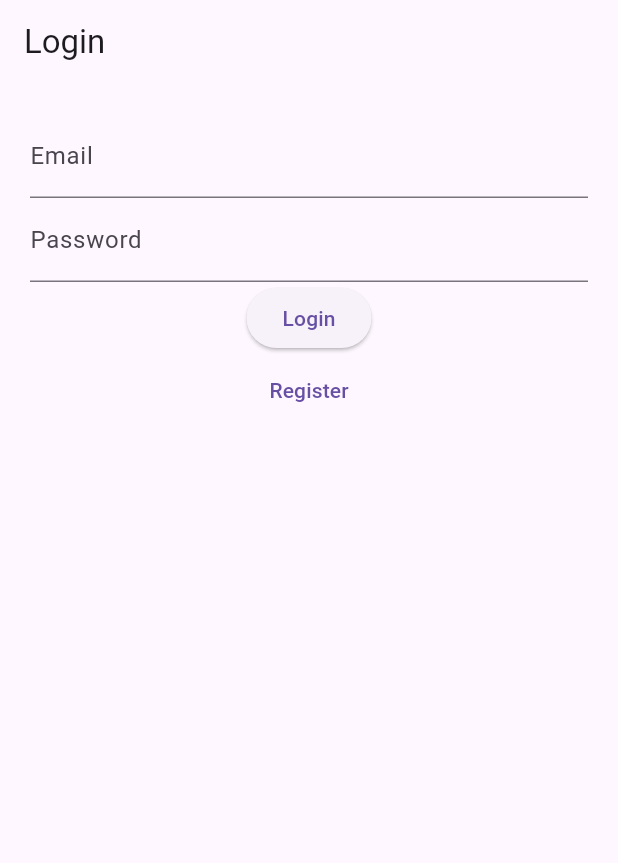
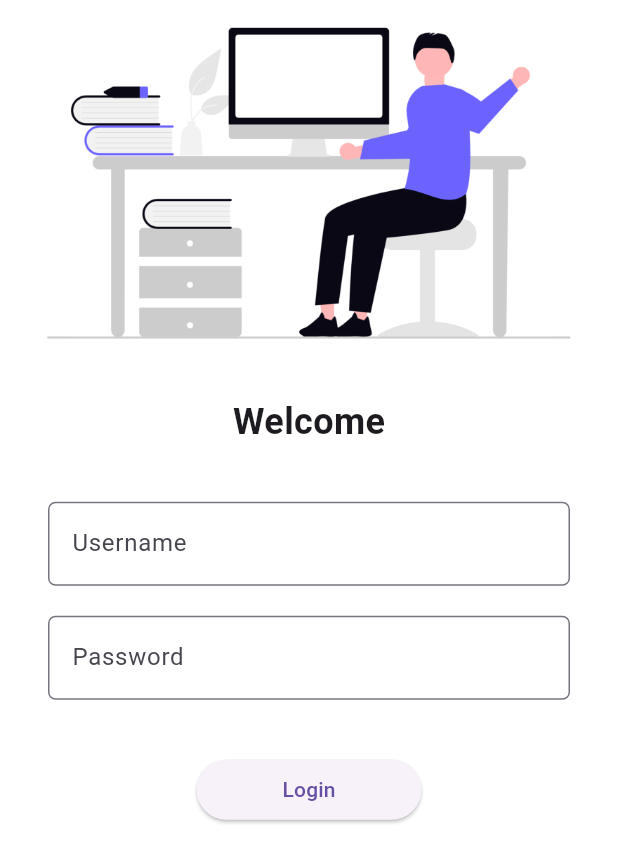
Before and after one commit to parshav42/nots, a Flutter app: the screen it shows after launch, on a phone screen of 412 x 824 dp. Shown: the top 863 px of the screen. Run offline on Flutter 3.47's test engine with Material 3 defaults, Android fonts, the phone set to English and light mode, and no system bars; our stand-ins replace cloud_firestore, firebase_auth, firebase_core, google_fonts; accounts and stored records are empty.

Commit message:
today tsk

```diff
--- a/lib/login_page.dart
+++ b/lib/login_page.dart
@@ -1,53 +1,60 @@
 import 'package:flutter/material.dart';
-import 'package:firebase_auth/firebase_auth.dart';
-import 'notes_page.dart';
-import 'register_page.dart';
 
-class LoginPage extends StatefulWidget {
+
+
+class Loginpage extends StatelessWidget{
 @override
-  State<LoginPage> createState() => _LoginPageState();
-}
+Widget build(BuildContext context){
+return Material(
+  color: Colors.white,
+  child:SingleChildScrollView(
+    child: Column(
 
-class _LoginPageState extends State<LoginPage> {
-  final emailController = TextEditingController();
-  final passwordController = TextEditingController();
-
-  void login() async {
-    try {
-      await FirebaseAuth.instance.signInWithEmailAndPassword(
-        email: emailController.text.trim(),
-        password: passwordController.text.trim(),
-      );
-      Navigator.pushReplacement(
-        context,
-        MaterialPageRoute(builder: (context) => NotesPage()),
-      );
-    } catch (e) {
-      ScaffoldMessenger.of(context)
-          .showSnackBar(SnackBar(content: Text(e.toString())));
-    }
-  }
-
-  @override
-  Widget build(BuildContext context) {
-    return Scaffold(
-      appBar: AppBar(title: const Text("Login")),
-      body: Padding(
-        padding: const EdgeInsets.all(20),
+      children:[
+      Image.asset('assets/img/login.png' ,fit: BoxFit.cover,),
+      SizedBox(height: 20,),
+      Text('Welcome',
+      style: TextStyle( fontSize: 24,fontWeight: FontWeight.bold),)
+      ,SizedBox(height: 20,),
+      Padding(
+        padding: const EdgeInsets.symmetric(vertical: 16.0,horizontal: 32.0),
         child: Column(
-          children: [
-            TextField(controller: emailController, decoration: InputDecoration(labelText: "Email")),
-            TextField(controller: passwordController, obscureText: true, decoration: InputDecoration(labelText: "Password")),
-            ElevatedButton(onPressed: login, child: const Text("Login")),
-            TextButton(
-              onPressed: () {
-                Navigator.push(context, MaterialPageRoute(builder: (_) => RegisterPage()));
-              },
-              child: const Text("Register"),
-            )
-          ],
+          children: [TextFormField(
+          decoration: InputDecoration(
+            hintText: 'Enter Username',
+            labelText: 'Username',
+            border: OutlineInputBorder(
+              borderRadius: BorderRadius.circular(5.0),
             ),
           ),
+
+
+        ),
+        SizedBox(height: 20,),
+        TextFormField(
+          obscureText: true ,
+          decoration: InputDecoration(
+            hintText: 'Enter Password',
+            labelText: 'Password',
+            border: OutlineInputBorder(
+              borderRadius: BorderRadius.circular(5.0),
+            ),
+          ),
+        )],
+        ),
+      )
+      ,SizedBox(height: 20,),
+      ElevatedButton(
+        child: Text("Login"),
+        style: TextButton.styleFrom(minimumSize: Size(150, 40)),
+        onPressed: () {
+          print("Login button pressed");
+        }
+      )
+      ]
+
+    ),
+  )
 );
 }
 }
--- a/lib/main.dart
+++ b/lib/main.dart
@@ -2,6 +2,7 @@ import 'package:flutter/foundation.dart';  // To detect platform
 import 'package:flutter/material.dart';
 import 'package:firebase_core/firebase_core.dart';
 import 'login_page.dart';
+import 'package:google_fonts/google_fonts.dart';
 
 void main() async {
   WidgetsFlutterBinding.ensureInitialized();
@@ -29,11 +30,19 @@ class MyApp extends StatelessWidget {
 
 
 
+
   @override
   Widget build(BuildContext context) {
     return MaterialApp(
       debugShowCheckedModeBanner: false,
-      home: LoginPage(),
+      themeMode: ThemeMode.light,
+      theme: ThemeData(
+        primarySwatch: Colors.deepPurple,
+        primaryTextTheme: GoogleFonts.poppinsTextTheme()),
+      darkTheme: ThemeData(
+        brightness: Brightness.dark,
+      ),
+      home: Loginpage(),
     );
   }
 }
--- a/pubspec.yaml
+++ b/pubspec.yaml
@@ -48,6 +48,7 @@ dev_dependencies:
   firebase_core: ^4.0.0
   firebase_auth: ^6.0.0
   cloud_firestore: ^6.0.0
+  google_fonts: ^6.3.0
 
 # For information on the generic Dart part of this file, see the
 # following page: https://dart.dev/tools/pub/pubspec
@@ -61,8 +62,8 @@ flutter:
   uses-material-design: true
 
   # To add assets to your application, add an assets section, like this:
-  # assets:
-  #   - images/a_dot_burr.jpeg
+  assets:
+    - assets/img/
   #   - images/a_dot_ham.jpeg
 
   # An image asset can refer to one or more resolution-specific "variants", see
```
Also changed, not shown: assets/img/login.png (added), pubspec.lock, 1 other file. Lines whose indentation alone changed are shown as unchanged.
